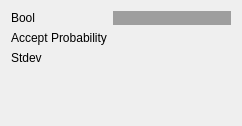
Before: the Qt Designer form merrrt_visualization/include/merrrt_visualization/merrrt_widget.ui in UM-ARM-Lab/unreliable-deform-manipulation, drawn with Qt 5.
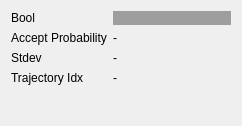
After: the same form once the commit is applied.

The edit to the form file:
```diff
--- a/merrrt_visualization/include/merrrt_visualization/merrrt_widget.ui
+++ b/merrrt_visualization/include/merrrt_visualization/merrrt_widget.ui
@@ -53,7 +53,7 @@
    <item row="1" column="1">
     <widget class="QLabel" name="accept_probability">
      <property name="text">
-      <string/>
+      <string>-</string>
      </property>
     </widget>
    </item>
@@ -67,7 +67,21 @@
    <item row="2" column="1">
     <widget class="QLabel" name="stdev_label">
      <property name="text">
-      <string/>
+      <string>-</string>
+     </property>
+    </widget>
+   </item>
+   <item row="3" column="0">
+    <widget class="QLabel" name="traj_idx_label">
+     <property name="text">
+      <string>Trajectory Idx</string>
+     </property>
+    </widget>
+   </item>
+   <item row="3" column="1">
+    <widget class="QLabel" name="traj_idx">
+     <property name="text">
+      <string>-</string>
      </property>
     </widget>
    </item>
```
